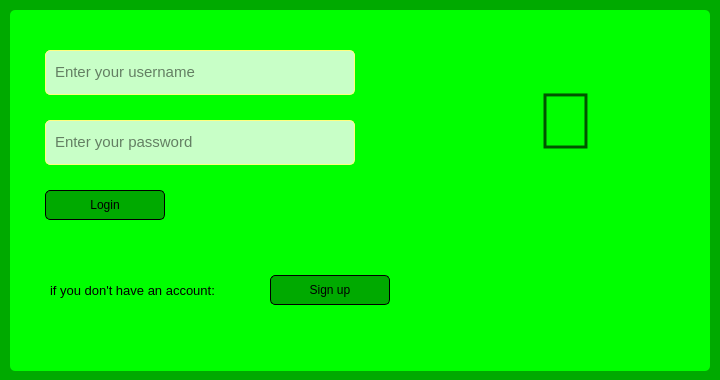
First picture: the form in login-page.ui, repository amirmammad/AP4012-project, before the edit.
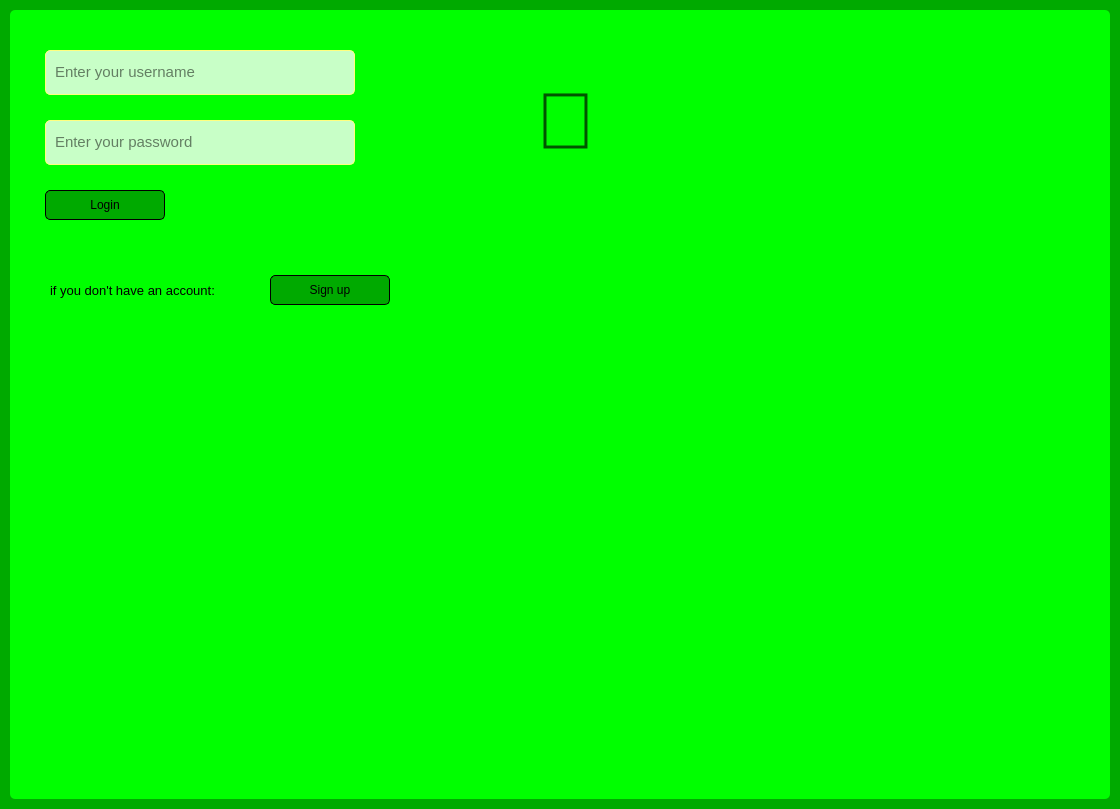
Second picture: the form after the edit.

```diff
--- a/login-page.ui
+++ b/login-page.ui
@@ -6,8 +6,8 @@
    <rect>
     <x>0</x>
     <y>0</y>
-    <width>720</width>
-    <height>380</height>
+    <width>1120</width>
+    <height>809</height>
    </rect>
   </property>
   <property name="font">
@@ -26,8 +26,8 @@
     <rect>
      <x>10</x>
      <y>10</y>
-     <width>700</width>
-     <height>361</height>
+     <width>1100</width>
+     <height>789</height>
     </rect>
    </property>
    <property name="styleSheet">
```
